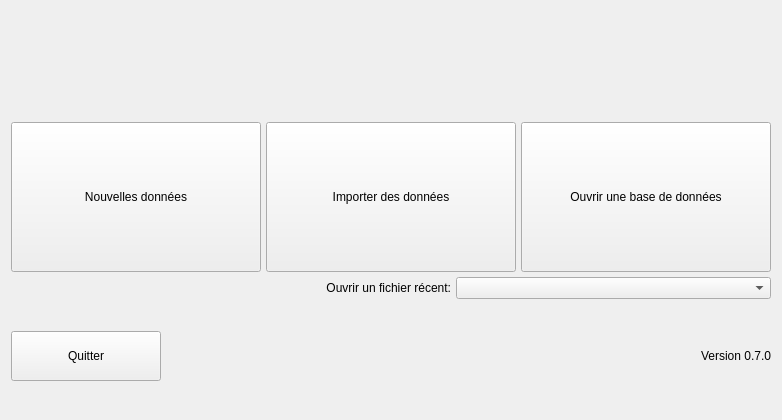
The window that python/resources/ui/StartDialog.ui (introlab/OpenIMU) describes before a commit, drawn with Qt 5.
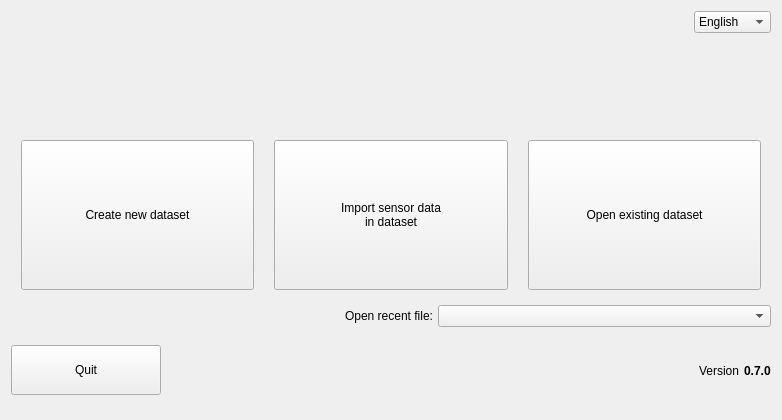
The same window after the commit. Icons and pictures are not drawn.

The edit to the form file:
```diff
--- a/python/resources/ui/StartDialog.ui
+++ b/python/resources/ui/StartDialog.ui
@@ -27,6 +27,46 @@
    <property name="spacing">
     <number>5</number>
    </property>
+   <item>
+    <layout class="QHBoxLayout" name="horizontalLayout_5">
+     <item>
+      <spacer name="horizontalSpacer_5">
+       <property name="orientation">
+        <enum>Qt::Horizontal</enum>
+       </property>
+       <property name="sizeHint" stdset="0">
+        <size>
+         <width>40</width>
+         <height>20</height>
+        </size>
+       </property>
+      </spacer>
+     </item>
+     <item alignment="Qt::AlignRight">
+      <widget class="QComboBox" name="cmbLanguage">
+       <property name="sizePolicy">
+        <sizepolicy hsizetype="Maximum" vsizetype="Fixed">
+         <horstretch>0</horstretch>
+         <verstretch>0</verstretch>
+        </sizepolicy>
+       </property>
+       <property name="cursor">
+        <cursorShape>ArrowCursor</cursorShape>
+       </property>
+       <item>
+        <property name="text">
+         <string notr="true">English</string>
+        </property>
+       </item>
+       <item>
+        <property name="text">
+         <string notr="true">Français</string>
+        </property>
+       </item>
+      </widget>
+     </item>
+    </layout>
+   </item>
    <item>
     <layout class="QHBoxLayout" name="horizontalLayout">
      <item>
@@ -52,6 +92,21 @@
    </item>
    <item>
     <layout class="QHBoxLayout" name="horizontalLayout_2">
+     <property name="spacing">
+      <number>20</number>
+     </property>
+     <property name="leftMargin">
+      <number>10</number>
+     </property>
+     <property name="topMargin">
+      <number>20</number>
+     </property>
+     <property name="rightMargin">
+      <number>10</number>
+     </property>
+     <property name="bottomMargin">
+      <number>10</number>
+     </property>
      <item>
       <widget class="QPushButton" name="btnNew">
        <property name="sizePolicy">
@@ -62,7 +117,7 @@
        </property>
        <property name="minimumSize">
         <size>
-         <width>250</width>
+         <width>200</width>
          <height>100</height>
         </size>
        </property>
@@ -79,7 +134,7 @@
         <bool>false</bool>
        </property>
        <property name="text">
-        <string>Nouvelles données</string>
+        <string>Create new dataset</string>
        </property>
        <property name="icon">
         <iconset resource="../core.qrc">
@@ -106,7 +161,7 @@
        </property>
        <property name="minimumSize">
         <size>
-         <width>250</width>
+         <width>200</width>
          <height>0</height>
         </size>
        </property>
@@ -120,7 +175,8 @@
         <cursorShape>PointingHandCursor</cursorShape>
        </property>
        <property name="text">
-        <string>Importer des données</string>
+        <string>Import sensor data
+in dataset</string>
        </property>
        <property name="icon">
         <iconset resource="../core.qrc">
@@ -147,7 +203,7 @@
        </property>
        <property name="minimumSize">
         <size>
-         <width>250</width>
+         <width>200</width>
          <height>0</height>
         </size>
        </property>
@@ -161,7 +217,7 @@
         <cursorShape>PointingHandCursor</cursorShape>
        </property>
        <property name="text">
-        <string>Ouvrir une base de données</string>
+        <string>Open existing dataset</string>
        </property>
        <property name="icon">
         <iconset resource="../core.qrc">
@@ -207,7 +263,7 @@
         </sizepolicy>
        </property>
        <property name="text">
-        <string>Ouvrir un fichier récent:</string>
+        <string>Open recent file:</string>
        </property>
        <property name="alignment">
         <set>Qt::AlignRight|Qt::AlignTrailing|Qt::AlignVCenter</set>
@@ -258,7 +314,7 @@
         <cursorShape>PointingHandCursor</cursorShape>
        </property>
        <property name="text">
-        <string>Quitter</string>
+        <string>Quit</string>
        </property>
        <property name="icon">
         <iconset resource="../core.qrc">
@@ -297,13 +353,28 @@
         </sizepolicy>
        </property>
        <property name="text">
-        <string>&lt;html&gt;&lt;head/&gt;&lt;body&gt;&lt;p&gt;Version 0.7.0&lt;/p&gt;&lt;/body&gt;&lt;/html&gt;</string>
+        <string>Version</string>
+       </property>
+       <property name="textFormat">
+        <enum>Qt::PlainText</enum>
        </property>
        <property name="alignment">
         <set>Qt::AlignRight|Qt::AlignTrailing|Qt::AlignVCenter</set>
        </property>
       </widget>
      </item>
+     <item>
+      <widget class="QLabel" name="lblVersionValue">
+       <property name="font">
+        <font>
+         <bold>true</bold>
+        </font>
+       </property>
+       <property name="text">
+        <string notr="true">0.7.0</string>
+       </property>
+      </widget>
+     </item>
     </layout>
    </item>
   </layout>
```
Left out of the diff: 2 changed lines with no effect on the pictures.
